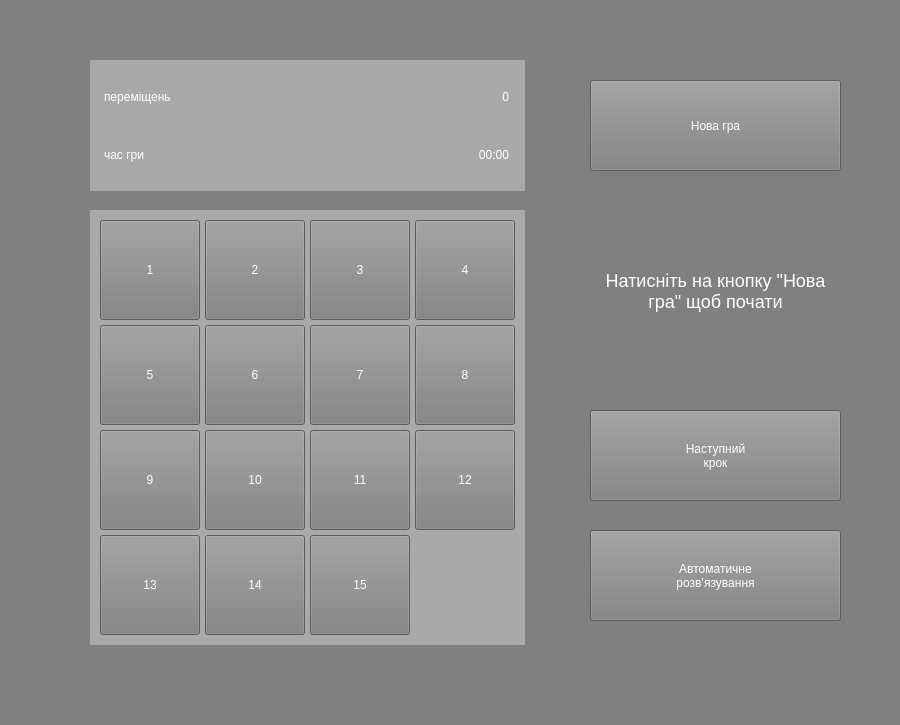
Before: the Qt Designer form code/face.ui in k0rbie/pb_course, drawn with Qt 5.
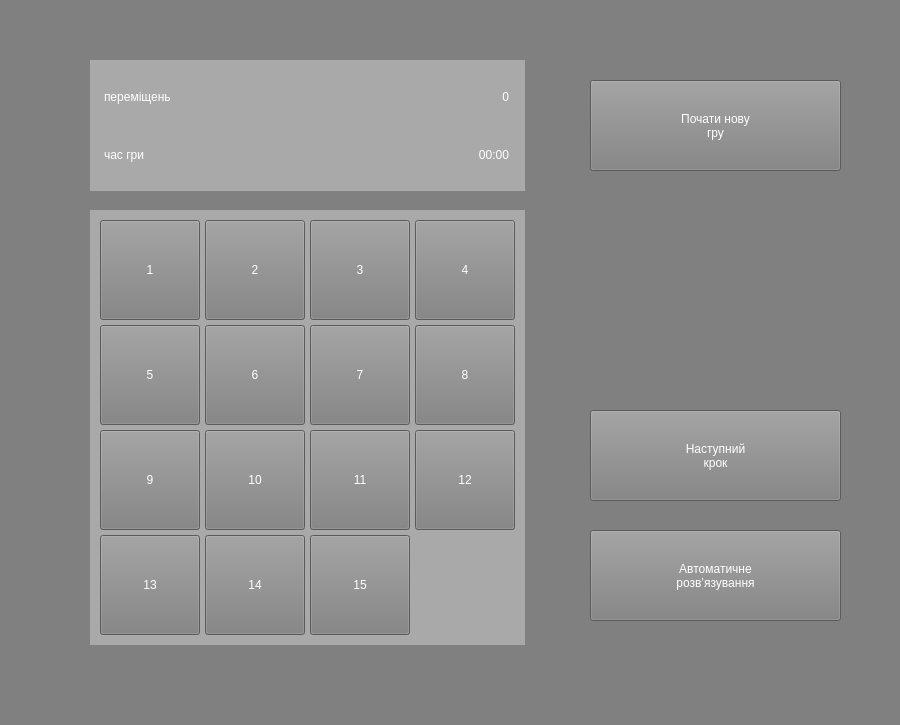
After: the same form once the commit is applied.

Diff of the .ui file:
```diff
--- a/code/face.ui
+++ b/code/face.ui
@@ -641,7 +641,8 @@
      </rect>
     </property>
     <property name="text">
-     <string>Нова гра</string>
+     <string>Почати нову
+гру</string>
     </property>
    </widget>
    <widget class="QLabel" name="label_5">
@@ -654,7 +655,7 @@
      </rect>
     </property>
     <property name="text">
-     <string>Натисніть на кнопку &quot;Нова гра&quot; щоб почати</string>
+     <string/>
     </property>
     <property name="alignment">
      <set>Qt::AlignCenter</set>
```
Left out of the diff: 2 changed lines with no effect on the pictures.
